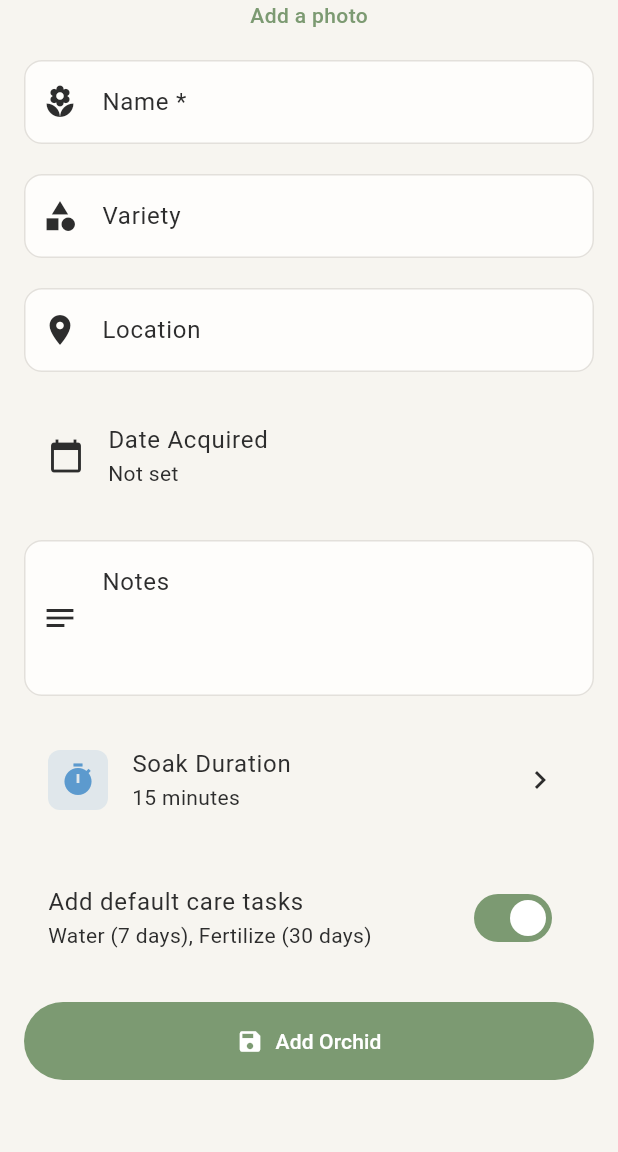
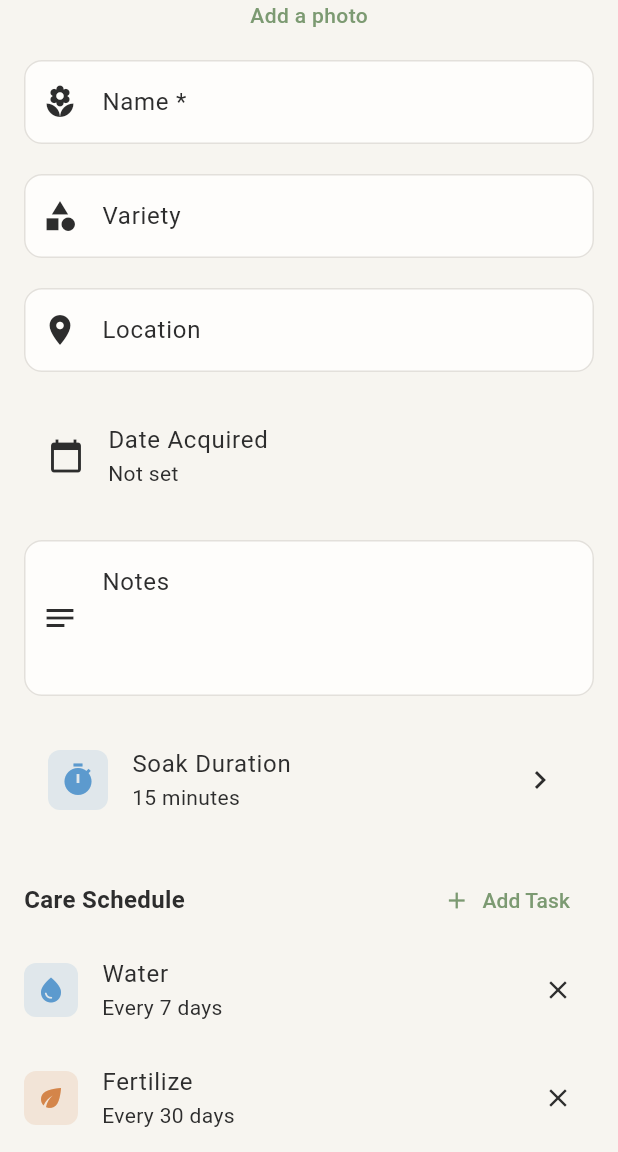
Before and after one commit to AllStarPlumberBob/OrchidLife-public, a Flutter app: the AddEditOrchidScreen screen opened directly, scrolled down 268 dp, on a phone screen of 412 x 824 dp, the part 84-1236 px from its top. Run offline on Flutter 3.47's test engine with Material 3 defaults, Android fonts, the phone set to English and light mode, and no system bars; our stand-ins replace drift, flutter_local_notifications, image_picker, permission_handler, share_plus, shared_preferences and 1 more; missing offline and left inert: android_intent_plus, light_sensor; accounts and stored records are empty; generated files the repository leaves out were written again.

Commit message:
fix: Resolve 5 UX issues from real-world usage
- Add dialogTheme to light/dark themes for visible input contrast
- Extract AddCareTaskDialog widget with first-due-date picker
- Replace default-tasks toggle with interactive care schedule builder
- Increase orchid list bottom padding (16→88px) for FAB clearance
- Show orchid photo on detail screen with error fallback

Co-Authored-By: Claude Opus 4.6 <noreply@anthropic.com>

```diff
--- a/lib/screens/add_edit_orchid_screen.dart
+++ b/lib/screens/add_edit_orchid_screen.dart
@@ -1,6 +1,7 @@
 import 'dart:io';
 import 'package:flutter/material.dart';
 import 'package:image_picker/image_picker.dart';
+import 'package:intl/intl.dart';
 import 'package:path/path.dart' as p;
 import 'package:path_provider/path_provider.dart';
 import 'package:provider/provider.dart';
@@ -10,6 +11,7 @@ import '../database/database.dart';
 import '../services/notification_service.dart';
 import '../theme/app_theme.dart';
 import '../widgets/orchid_sliver_app_bar.dart';
+import '../widgets/add_care_task_dialog.dart';
 
 class AddEditOrchidScreen extends StatefulWidget {
   final Orchid? orchid;
@@ -30,7 +32,7 @@ class _AddEditOrchidScreenState extends State<AddEditOrchidScreen> {
   late TextEditingController _notesController;
   DateTime? _dateAcquired;
   String? _photoPath;
-  bool _addDefaultTasks = true;
+  List<Map<String, dynamic>> _pendingCareTasks = [];
   int _soakDuration = 15;
   final _imagePicker = ImagePicker();
 
@@ -60,6 +62,10 @@ class _AddEditOrchidScreenState extends State<AddEditOrchidScreen> {
       _soakDuration = widget.orchid!.soakDurationMinutes;
     } else {
       _loadDefaultSoakDuration();
+      _pendingCareTasks = [
+        {'careType': CareType.water, 'intervalDays': 7, 'customLabel': null, 'firstDueDate': null},
+        {'careType': CareType.fertilize, 'intervalDays': 30, 'customLabel': null, 'firstDueDate': null},
+      ];
     }
   }
 
@@ -205,15 +211,9 @@ class _AddEditOrchidScreenState extends State<AddEditOrchidScreen> {
                   ),
                   const SizedBox(height: 20),
 
-                  // Add default tasks checkbox (only for new orchids)
+                  // Care schedule builder (only for new orchids)
                   if (!widget.isEditing) ...[
-                    SwitchListTile(
-                      title: const Text('Add default care tasks'),
-                      subtitle: const Text('Water (7 days), Fertilize (30 days)'),
-                      value: _addDefaultTasks,
-                      onChanged: (value) => setState(() => _addDefaultTasks = value),
-                      activeTrackColor: AppTheme.primary,
-                    ),
+                    _buildCareScheduleSection(),
                     const SizedBox(height: 20),
                   ],
 
@@ -409,6 +409,81 @@ class _AddEditOrchidScreenState extends State<AddEditOrchidScreen> {
     }
   }
 
+  Widget _buildCareScheduleSection() {
+    return Column(
+      crossAxisAlignment: CrossAxisAlignment.start,
+      children: [
+        Row(
+          mainAxisAlignment: MainAxisAlignment.spaceBetween,
+          children: [
+            const Text(
+              'Care Schedule',
+              style: TextStyle(fontSize: 16, fontWeight: FontWeight.w600),
+            ),
+            TextButton.icon(
+              onPressed: _addPendingCareTask,
+              icon: const Icon(Icons.add, size: 18),
+              label: const Text('Add Task'),
+            ),
+          ],
+        ),
+        if (_pendingCareTasks.isEmpty)
+          const Padding(
+            padding: EdgeInsets.symmetric(vertical: 8),
+            child: Text(
+              'No care tasks — tap "Add Task" to set one up',
+              style: TextStyle(color: AppTheme.textSecondary),
+            ),
+          )
+        else
+          ..._pendingCareTasks.asMap().entries.map((entry) {
+            final index = entry.key;
+            final task = entry.value;
+            final careType = task['careType'] as CareType;
+            final intervalDays = task['intervalDays'] as int;
+            final customLabel = task['customLabel'] as String?;
+            final firstDueDate = task['firstDueDate'] as DateTime?;
+            final displayName = customLabel ?? AppTheme.getCareTypeDisplayName(careType.name);
+            final color = AppTheme.getCareTypeColor(careType.name);
+            final icon = AppTheme.getCareTypeIcon(careType.name);
+
+            return ListTile(
+              contentPadding: EdgeInsets.zero,
+              leading: Container(
+                width: 36,
+                height: 36,
+                decoration: BoxDecoration(
+                  color: color.withValues(alpha: 0.15),
+                  borderRadius: BorderRadius.circular(AppTheme.radiusSmall),
+                ),
+                child: Icon(icon, color: color, size: 20),
+              ),
+              title: Text(displayName),
+              subtitle: Text(
+                firstDueDate != null
+                    ? 'Every $intervalDays days · First: ${DateFormat.MMMd().format(firstDueDate)}'
+                    : 'Every $intervalDays days',
+              ),
+              trailing: IconButton(
+                icon: const Icon(Icons.close, size: 20),
+                onPressed: () => setState(() => _pendingCareTasks.removeAt(index)),
+              ),
+            );
+          }),
+      ],
+    );
+  }
+
+  Future<void> _addPendingCareTask() async {
+    final result = await showDialog<Map<String, dynamic>>(
+      context: context,
+      builder: (context) => const AddCareTaskDialog(),
+    );
+    if (result != null) {
+      setState(() => _pendingCareTasks.add(result));
+    }
+  }
+
   Future<void> _saveOrchid() async {
     if (!_formKey.currentState!.validate()) return;
 
@@ -444,33 +519,25 @@ class _AddEditOrchidScreenState extends State<AddEditOrchidScreen> {
         soakDurationMinutes: Value(_soakDuration),
       ));
 
-      // Add default care tasks if requested
-      if (_addDefaultTasks && mounted) {
+      // Add care tasks from the schedule builder
+      if (_pendingCareTasks.isNotEmpty && mounted) {
         final now = DateTime.now();
         final notif = Provider.of<NotificationService>(context, listen: false);
 
-        // Water every 7 days
-        final waterId = await db.insertCareTask(CareTasksCompanion.insert(
-          orchidId: orchidId,
-          careType: CareType.water,
-          intervalDays: 7,
-          nextDue: now.add(const Duration(days: 7)),
-        ));
-        final waterTask = await db.getCareTaskById(waterId);
-        if (waterTask != null && mounted) {
-          await notif.scheduleTaskNotification(waterTask);
-        }
-
-        // Fertilize every 30 days
-        final fertId = await db.insertCareTask(CareTasksCompanion.insert(
-          orchidId: orchidId,
-          careType: CareType.fertilize,
-          intervalDays: 30,
-          nextDue: now.add(const Duration(days: 30)),
-        ));
-        final fertTask = await db.getCareTaskById(fertId);
-        if (fertTask != null && mounted) {
-          await notif.scheduleTaskNotification(fertTask);
+        for (final task in _pendingCareTasks) {
+          final intervalDays = task['intervalDays'] as int;
+          final firstDueDate = task['firstDueDate'] as DateTime?;
+          final taskId = await db.insertCareTask(CareTasksCompanion.insert(
+            orchidId: orchidId,
+            careType: task['careType'] as CareType,
+            intervalDays: intervalDays,
+            nextDue: firstDueDate ?? now.add(Duration(days: intervalDays)),
+            customLabel: Value(task['customLabel'] as String?),
+          ));
+          final newTask = await db.getCareTaskById(taskId);
+          if (newTask != null && mounted) {
+            await notif.scheduleTaskNotification(newTask);
+          }
         }
       }
 
--- a/lib/screens/orchid_list_screen.dart
+++ b/lib/screens/orchid_list_screen.dart
@@ -86,8 +86,8 @@ class OrchidListScreen extends StatelessWidget {
                       ),
                     ),
                   ),
-                  // Bottom spacing for floating nav
-                  const SliverPadding(padding: EdgeInsets.only(bottom: 16)),
+                  // Bottom spacing so last card scrolls above the FAB
+                  const SliverPadding(padding: EdgeInsets.only(bottom: 88)),
                 ],
               );
             },
```
Also changed, not shown: lib/screens/orchid_detail_screen.dart (+27 -125 lines), lib/theme/app_theme.dart (+14 -0 lines), lib/widgets/add_care_task_dialog.dart (added, +160 -0 lines).
